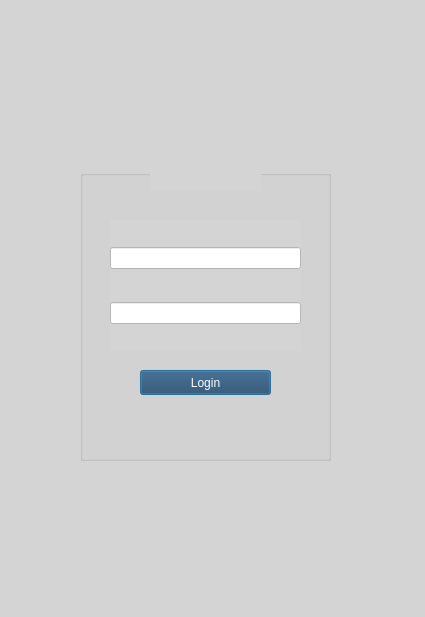
Before: the Qt Designer form login.ui in dndrade/CSC211H_Thamires-Andrade_HonorsProject_Spring2021, drawn with Qt 5.
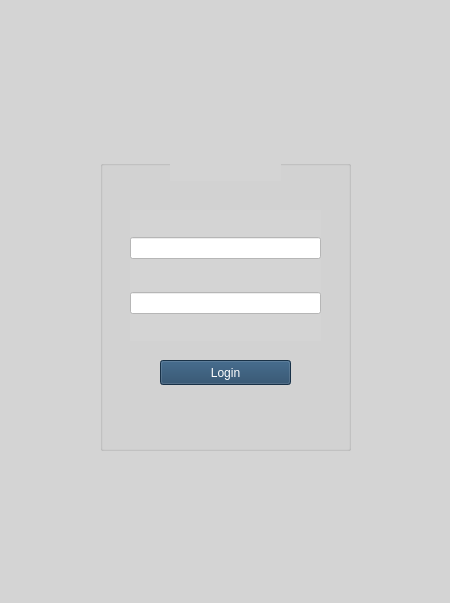
After: the same form once the commit is applied. Icons and pictures are not drawn.

```diff
--- a/login.ui
+++ b/login.ui
@@ -1,13 +1,13 @@
 <?xml version="1.0" encoding="UTF-8"?>
 <ui version="4.0">
  <class>Login</class>
- <widget class="QDialog" name="Login">
+ <widget class="QMainWindow" name="Login">
   <property name="geometry">
    <rect>
     <x>0</x>
     <y>0</y>
-    <width>425</width>
-    <height>617</height>
+    <width>450</width>
+    <height>603</height>
    </rect>
   </property>
   <property name="windowTitle">
@@ -17,18 +17,32 @@
    <iconset resource="resources.qrc">
     <normaloff>:/images/images/home.svg</normaloff>:/images/images/home.svg</iconset>
   </property>
-  <property name="windowOpacity">
-   <double>4.000000000000000</double>
+  <property name="styleSheet">
+   <string notr="true">background-color: rgb(212, 212, 212);
+color: rgb(0, 0, 0);</string>
   </property>
+  <widget class="QWidget" name="centralwidget">
+   <widget class="QLabel" name="label">
+    <property name="geometry">
+     <rect>
+      <x>170</x>
+      <y>90</y>
+      <width>111</width>
+      <height>91</height>
+     </rect>
+    </property>
   <property name="styleSheet">
-   <string notr="true">background-color: rgb(100, 100, 100);
-background-color: rgb(212, 212, 212);</string>
-  </property>
+     <string notr="true">image: url(:/images/images/home.svg);</string>
+    </property>
+    <property name="text">
+     <string/>
+    </property>
+   </widget>
   <widget class="QGroupBox" name="groupBox">
    <property name="geometry">
     <rect>
-     <x>80</x>
-     <y>170</y>
+      <x>100</x>
+      <y>160</y>
      <width>251</width>
      <height>291</height>
     </rect>
@@ -86,22 +100,10 @@
     </layout>
    </widget>
   </widget>
-  <widget class="QLabel" name="label">
-   <property name="geometry">
-    <rect>
-     <x>150</x>
-     <y>100</y>
-     <width>111</width>
-     <height>91</height>
-    </rect>
-   </property>
-   <property name="styleSheet">
-    <string notr="true">image: url(:/images/images/home.svg);</string>
-   </property>
-   <property name="text">
-    <string/>
-   </property>
+   <zorder>groupBox</zorder>
+   <zorder>label</zorder>
   </widget>
+  <widget class="QStatusBar" name="statusbar"/>
  </widget>
  <resources>
   <include location="resources.qrc"/>
```
Left out of the diff: 4 changed lines with no effect on the pictures. Lines whose indentation alone changed are shown as unchanged.
